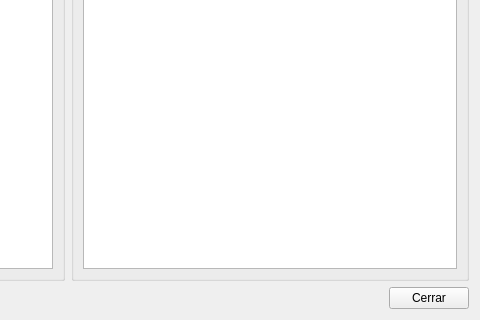
The window that manager/src/wuserlogbrowser.ui (jcapoduri/C2Si-BlueSystem) describes before a commit, drawn with Qt 5; both pictures show x 226 to 706 and y 110 to 430 of the 706 by 430 pixel window.
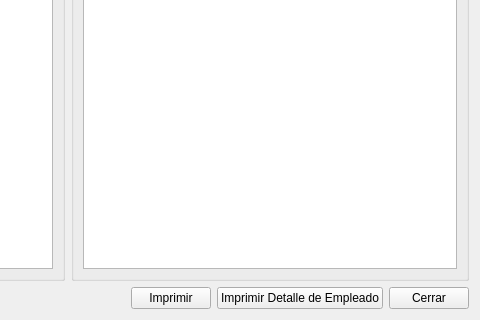
The same window after the commit.

Commit message: fix missing print on users

```diff
--- a/manager/src/wuserlogbrowser.ui
+++ b/manager/src/wuserlogbrowser.ui
@@ -136,6 +136,20 @@
        </property>
       </spacer>
      </item>
+     <item>
+      <widget class="QPushButton" name="printButton">
+       <property name="text">
+        <string>Imprimir</string>
+       </property>
+      </widget>
+     </item>
+     <item>
+      <widget class="QPushButton" name="printDetailButton">
+       <property name="text">
+        <string>Imprimir Detalle de Empleado</string>
+       </property>
+      </widget>
+     </item>
      <item>
       <widget class="QPushButton" name="closeButton">
        <property name="text">
```
The commit also changes 2 other files.
